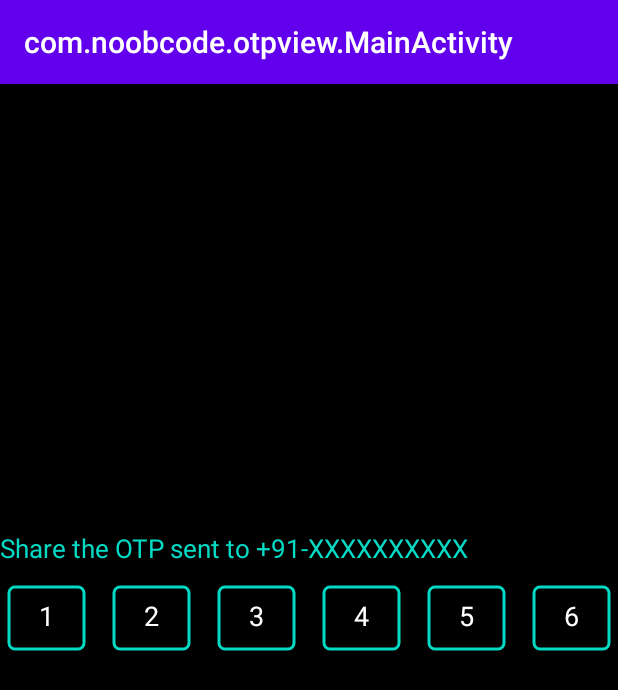
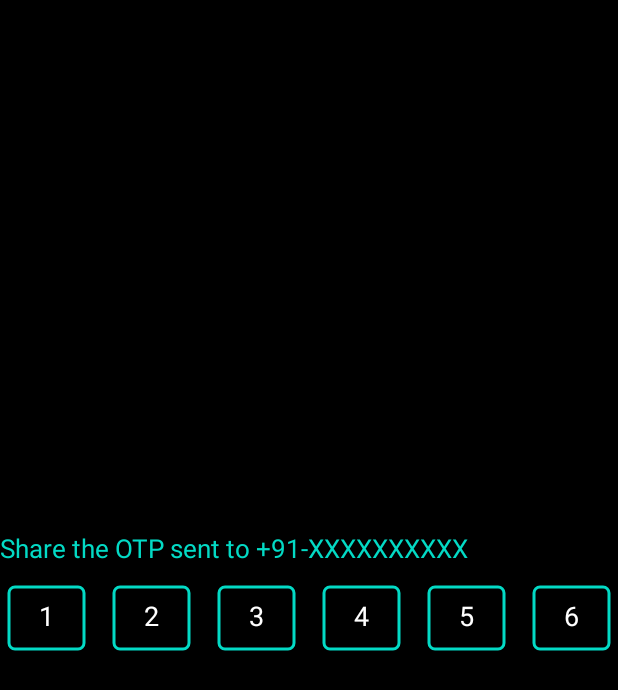
Before and after one commit to criminact/OTPView, an Android app: the screen it shows after launch (MainActivity), on a phone screen of 412 x 824 dp. Shown: the top 690 px of the screen. Run offline under Robolectric (Android 15) with nearby library versions, the phone set to English and light mode, and no system bars.

Commit message:
- Update themes

```diff
--- a/app/src/main/res/values-night/themes.xml
+++ b/app/src/main/res/values-night/themes.xml
@@ -1,6 +1,6 @@
 <resources xmlns:tools="http://schemas.android.com/tools">
     <!-- Base application theme. -->
-    <style name="Theme.OTPView" parent="Theme.AppCompat.DayNight.DarkActionBar">
+    <style name="Theme.OTPView" parent="Theme.AppCompat.DayNight.NoActionBar">
         <!-- Primary brand color. -->
         <item name="colorPrimary">@color/purple_200</item>
         <item name="colorPrimaryVariant">@color/purple_700</item>
--- a/app/src/main/res/values/themes.xml
+++ b/app/src/main/res/values/themes.xml
@@ -1,6 +1,6 @@
 <resources xmlns:tools="http://schemas.android.com/tools">
     <!-- Base application theme. -->
-    <style name="Theme.OTPView" parent="Theme.AppCompat.DayNight.DarkActionBar">
+    <style name="Theme.OTPView" parent="Theme.AppCompat.DayNight.NoActionBar">
         <!-- Primary brand color. -->
         <item name="colorPrimary">@color/purple_500</item>
         <item name="colorPrimaryVariant">@color/purple_700</item>
```
